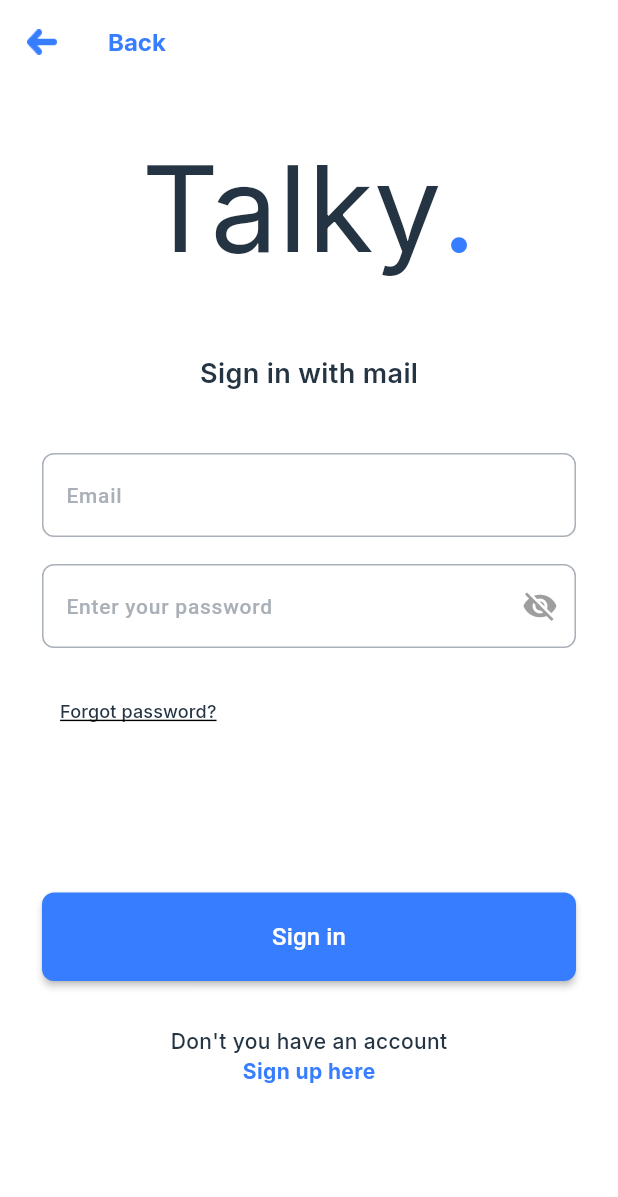
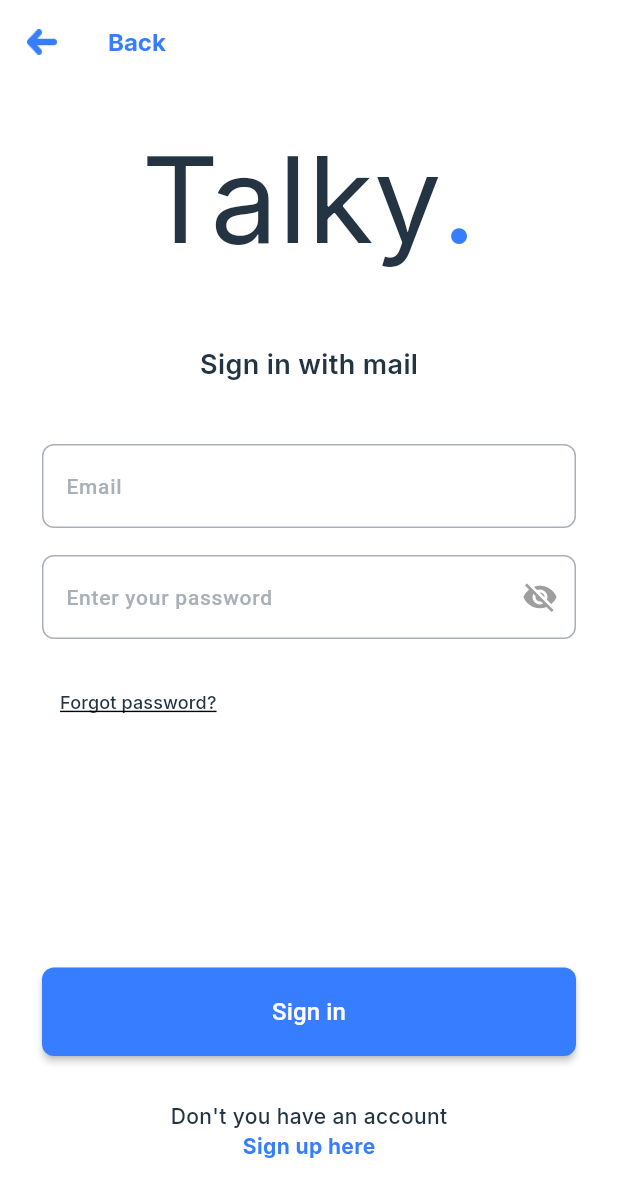
Before and after one commit to LazizbekDev/talky, a Flutter app: the screen it shows after launch, after a tap on "Continue with Email", on a phone screen of 412 x 824 dp. Shown: the top 1197 px of the screen. Run offline on Flutter 3.47's test engine with Material 3 defaults, Android fonts, the phone set to English and light mode, and no system bars; our stand-ins replace another_flutter_splash_screen, cloud_firestore, firebase_auth, firebase_core, firebase_storage, google_fonts and 2 more; missing offline and left inert: email_otp, firebase_app_check, otp_pin_field; accounts and stored records are empty.

Commit message:
optimized as far as i can

```diff
--- a/lib/layouts/login_layout.dart
+++ b/lib/layouts/login_layout.dart
@@ -23,35 +23,29 @@ class LoginLayout extends StatelessWidget {
 
   @override
   Widget build(BuildContext context) {
-    return Container(
-      margin: const EdgeInsets.only(
+    return LayoutBuilder(builder: (context, constraints) {
+      return SingleChildScrollView(
+        child: ConstrainedBox(
+          constraints: BoxConstraints(
+            minHeight: constraints.maxHeight,
+          ),
+          child: IntrinsicHeight(
+            child: Padding(
+              padding: const EdgeInsets.only(
                 left: 28,
-        top: 26,
+                top: 20,
                 right: 28,
-        bottom: 100,
+                bottom: 50,
               ),
-      child: Center(
               child: Column(
                 crossAxisAlignment: CrossAxisAlignment.center,
                 children: [
                   const Logo(
                     dark: true,
                   ),
-            const SizedBox(
-              height: 40,
-            ),
                   caption,
-            const SizedBox(
-              height: 40,
-            ),
                   email,
-            const SizedBox(
-              height: 18,
-            ),
                   password,
-            const SizedBox(
-              height: 18,
-            ),
                   forgotPassword,
                   const SizedBox(
                     height: 40,
@@ -65,6 +59,9 @@ class LoginLayout extends StatelessWidget {
                 ],
               ),
             ),
+          ),
+        ),
       );
+    });
   }
 }
--- a/lib/screens/chat.dart
+++ b/lib/screens/chat.dart
@@ -47,7 +47,6 @@ class _ChatState extends State<Chat> {
             IconButton(
               icon: const Icon(Icons.search),
               onPressed: () {
-                // Add your search functionality here
               },
             ),
           ],
--- a/lib/screens/sign_in.dart
+++ b/lib/screens/sign_in.dart
@@ -93,7 +93,9 @@ class SignInState extends State<SignIn> {
         ),
       ),
       body: LoginLayout(
-        caption: Text(
+        caption: Padding(
+          padding: const EdgeInsets.symmetric(vertical: 40),
+          child: Text(
             "Sign ${widget.signIn ? "in" : "up"} with mail",
             style: GoogleFonts.inter(
               fontWeight: FontWeight.w600,
@@ -101,12 +103,15 @@ class SignInState extends State<SignIn> {
               color: AppColors.textPrimary,
             ),
           ),
+        ),
         email: Input(
           obscureText: false,
           controller: _emailController,
           hintText: 'Email',
         ),
-        password: Input(
+        password: Padding(
+          padding: const EdgeInsets.symmetric(vertical: 18),
+          child: Input(
             controller: _passwordController,
             obscureText: _obscureText,
             hintText: 'Enter ${widget.signIn ? 'your' : 'new'} password',
@@ -116,6 +121,7 @@ class SignInState extends State<SignIn> {
                 color: Colors.grey,
               ),
               onPressed: _togglePasswordVisibility,
+            ),
           ),
         ),
         forgotPassword: widget.signIn
--- a/lib/screens/splash.dart
+++ b/lib/screens/splash.dart
@@ -1,8 +1,9 @@
 import 'package:another_flutter_splash_screen/another_flutter_splash_screen.dart';
 import 'package:firebase_auth/firebase_auth.dart';
 import 'package:flutter/material.dart';
+import 'package:talky/screens/home.dart';
 // import 'package:talky/screens/home.dart';
-import 'package:talky/screens/set_profile.dart';
+// import 'package:talky/screens/set_profile.dart';
 import 'package:talky/screens/user_entry.dart';
 import 'package:talky/utilities/app_colors.dart';
 import 'package:talky/widgets/logo.dart';
@@ -40,7 +41,7 @@ class Splash extends StatelessWidget {
         }
 
         if (snapshot.hasData) {
-          return const SetProfile();
+          return const Home();
         }
         return const UserEntry();
       },
--- a/lib/widgets/button.dart
+++ b/lib/widgets/button.dart
@@ -48,7 +48,7 @@ class Button extends StatelessWidget {
               width: 20,
               child: CircularProgressIndicator(
                 strokeWidth: 2.0,
-                color: Colors.white,
+                color: Colors.black,
               ),
             ),
           ] else ...[
--- a/lib/widgets/divider.dart
+++ b/lib/widgets/divider.dart
@@ -7,33 +7,28 @@ class DividerWithText extends StatelessWidget {
   Widget build(BuildContext context) {
     return Row(
       children: [
-        const SizedBox(
-          width: 30,
-        ),
         const Expanded(
           child: Divider(
+            indent: 30,
             color: Colors.grey,
             thickness: 1,
+            endIndent: 8,
           ),
         ),
-        Padding(
-          padding: const EdgeInsets.symmetric(horizontal: 8.0),
-          child: Text(
-            'OR',
-            style: TextStyle(
-              color: Colors.grey[700],
-              fontWeight: FontWeight.bold,
-            ),
+        Text(
+          'OR',
+          style: TextStyle(
+            color: Colors.grey[700],
+            fontWeight: FontWeight.bold,
           ),
         ),
         const Expanded(
           child: Divider(
+            indent: 8,
+            endIndent: 30,
             color: Colors.grey,
             thickness: 1,
           ),
-        ),
-        const SizedBox(
-          width: 30,
         ),
       ],
     );
--- a/pubspec.yaml
+++ b/pubspec.yaml
@@ -8,7 +8,7 @@ environment:
 
 dependencies:
   another_flutter_splash_screen: ^1.2.1
-  # cloud_firestore: ^4.17.5
+  cloud_firestore: ^4.17.5
   email_otp: ^3.0.2
   firebase_app_check: ^0.2.2
   firebase_auth: ^4.16.0
```
Also changed, not shown: lib/providers/auth_provider.dart (+23 -4 lines), lib/screens/home.dart (+25 -6 lines), lib/screens/set_profile.dart (+23 -18 lines), lib/widgets/navbar.dart (added, +37 -0 lines), pubspec.lock, 1 other file. Lines whose indentation alone changed are shown as unchanged.
